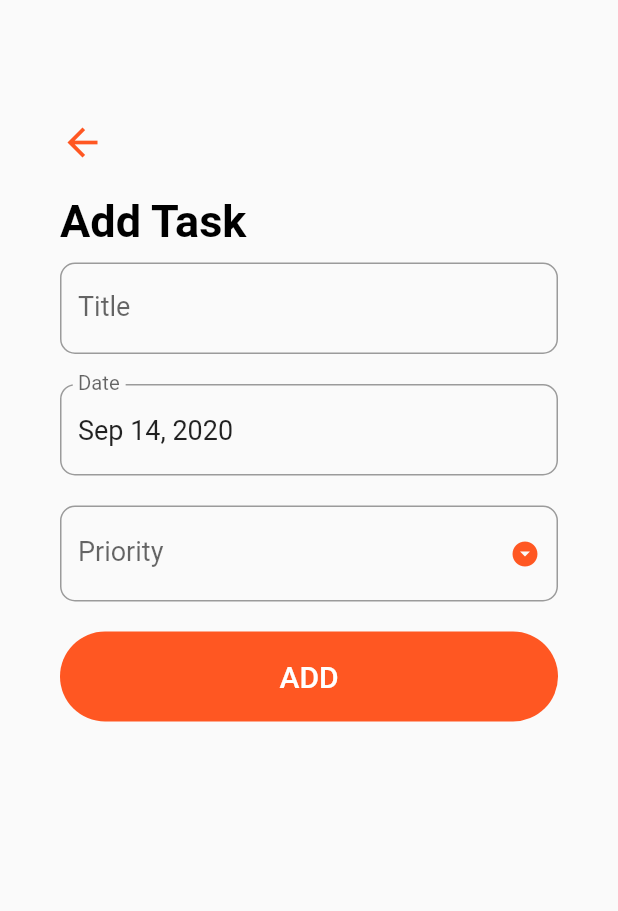
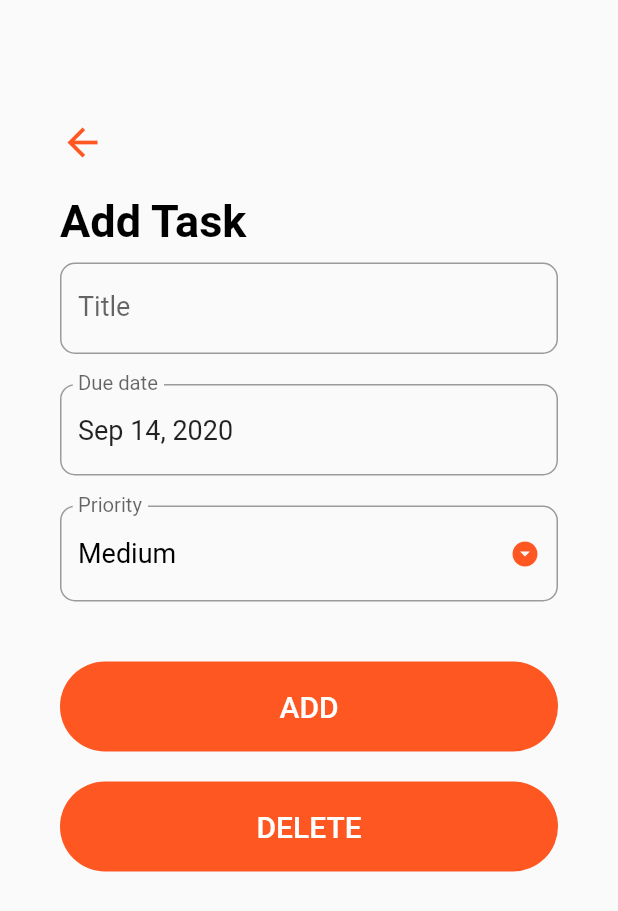
Before and after one commit to raduchiriac/tasker, a Flutter app: the screen it shows after launch, after a tap on the "add" icon, on a phone screen of 412 x 824 dp. Shown: the top 911 px of the screen. Run offline on Flutter 3.47's test engine with Material 2 defaults, Android fonts, the phone set to English and light mode, and no system bars; our stand-ins replace sqflite; accounts and stored records are empty.

Commit message:
Update the Task page and model

```diff
--- /dev/null
+++ b/lib/models/task_model.dart
@@ -0,0 +1,31 @@
+class Task {
+  int id;
+  String title;
+  DateTime date;
+  String priority;
+  int status;
+
+  Task({this.title, this.date, this.priority, this.status});
+  Task.withId({this.id, this.title, this.date, this.priority, this.status});
+
+  Map<String, dynamic> toMap() {
+    final map = Map<String, dynamic>();
+    if (id != null) {
+      map['id'] = id;
+    }
+    map['title'] = title;
+    map['date'] = date.toIso8601String();
+    map['priority'] = priority;
+    map['status'] = status;
+    return map;
+  }
+
+  factory Task.fromMap(Map<String, dynamic> map) {
+    return Task.withId(
+        id: map['id'],
+        title: map['title'],
+        date: DateTime.parse(map['date']),
+        priority: map['priority'],
+        status: map['status']);
+  }
+}
--- a/lib/screens/add_task_screen.dart
+++ b/lib/screens/add_task_screen.dart
@@ -1,7 +1,14 @@
 import 'package:flutter/material.dart';
 import 'package:intl/intl.dart';
+import 'package:tasker/helpers/db_helper.dart';
+import 'package:tasker/models/task_model.dart';
 
 class AddTaskScreen extends StatefulWidget {
+  final Function updateTaskList;
+  final Task task;
+
+  AddTaskScreen({this.updateTaskList, this.task});
+
   @override
   _AddTaskScreenState createState() => _AddTaskScreenState();
 }
@@ -9,16 +16,21 @@ class AddTaskScreen extends StatefulWidget {
 class _AddTaskScreenState extends State<AddTaskScreen> {
   final _formKey = GlobalKey<FormState>();
   String _title = '';
-  String _priority;
+  String _priority = "Medium";
   DateTime _date = DateTime.now();
   TextEditingController _dateController = TextEditingController();
 
   final DateFormat _dateFormatter = DateFormat('MMM dd, yyyy');
-  final List<String> _priorities = ['Low', 'Medium', 'High'];
+  final List<String> _priorities = ['Low', 'Medium', 'High', 'Critical'];
 
   @override
   void initState() {
     super.initState();
+    if (widget.task != null) {
+      _title = widget.task.title;
+      _date = widget.task.date;
+      _priority = widget.task.priority;
+    }
     _dateController.text = _dateFormatter.format(_date);
   }
 
@@ -46,7 +58,18 @@ class _AddTaskScreenState extends State<AddTaskScreen> {
   _submit() {
     if (_formKey.currentState.validate()) {
       _formKey.currentState.save();
-      print('$_title, $_date, $_priority');
+      // print('$_title, $_date, $_priority');
+
+      Task task = Task(title: _title, date: _date, priority: _priority);
+      if (widget.task == null) {
+        task.status = 0;
+        DBHelper.instance.insertTask(task);
+      } else {
+        task.id = widget.task.id;
+        task.status = widget.task.status;
+        DBHelper.instance.updateTask(task);
+      }
+      widget.updateTaskList();
       Navigator.pop(context);
     }
   }
@@ -69,7 +92,7 @@ class _AddTaskScreenState extends State<AddTaskScreen> {
                 ),
                 SizedBox(height: 20),
                 Text(
-                  "Add Task",
+                  widget.task == null ? "Add Task" : "Update Task",
                   style: TextStyle(
                       color: Colors.black,
                       fontSize: 30,
@@ -99,7 +122,7 @@ class _AddTaskScreenState extends State<AddTaskScreen> {
                         readOnly: true,
                         style: TextStyle(fontSize: 18),
                         decoration: InputDecoration(
-                            labelText: 'Date',
+                            labelText: 'Due date',
                             labelStyle: TextStyle(fontSize: 18),
                             border: OutlineInputBorder(
                                 borderRadius: BorderRadius.circular(10))),
@@ -134,7 +157,7 @@ class _AddTaskScreenState extends State<AddTaskScreen> {
                             });
                           }),
                       Container(
-                        margin: EdgeInsets.symmetric(vertical: 20.0),
+                        margin: EdgeInsets.fromLTRB(0.0, 40, 0.0, 20),
                         height: 60.0,
                         width: double.infinity,
                         decoration: BoxDecoration(
@@ -143,7 +166,7 @@ class _AddTaskScreenState extends State<AddTaskScreen> {
                         ),
                         child: FlatButton(
                           child: Text(
-                            "ADD",
+                            widget.task == null ? "ADD" : "UPDATE",
                             style: TextStyle(
                               color: Colors.white,
                               fontSize: 20.0,
@@ -152,6 +175,25 @@ class _AddTaskScreenState extends State<AddTaskScreen> {
                           onPressed: _submit,
                         ),
                       ),
+                      Container(
+                        margin: EdgeInsets.symmetric(vertical: 0.0),
+                        height: 60.0,
+                        width: double.infinity,
+                        decoration: BoxDecoration(
+                          color: Theme.of(context).primaryColor,
+                          borderRadius: BorderRadius.circular(30.0),
+                        ),
+                        child: FlatButton(
+                          child: Text(
+                            "DELETE",
+                            style: TextStyle(
+                              color: Colors.white,
+                              fontSize: 20.0,
+                            ),
+                          ),
+                          onPressed: _submit,
+                        ),
+                      )
                     ],
                   ),
                 ),
--- a/lib/screens/list_screen.dart
+++ b/lib/screens/list_screen.dart
@@ -1,4 +1,7 @@
 import 'package:flutter/material.dart';
+import 'package:intl/intl.dart';
+import 'package:tasker/helpers/db_helper.dart';
+import 'package:tasker/models/task_model.dart';
 import 'package:tasker/screens/add_task_screen.dart';
 
 class ListScreen extends StatefulWidget {
@@ -7,24 +10,67 @@ class ListScreen extends StatefulWidget {
 }
 
 class _ListScreenState extends State<ListScreen> {
-  Widget _createTask(int index) {
+  Future<List<Task>> _taskList;
+
+  final DateFormat _dateFormatter = DateFormat('MMM dd, yyyy');
+
+  @override
+  void initState() {
+    super.initState();
+    _updateTaskList();
+  }
+
+  _updateTaskList() {
+    setState(() {
+      _taskList = DBHelper.instance.getTaskList();
+    });
+  }
+
+  Widget _createTask(Task task) {
     return Padding(
       padding: EdgeInsets.symmetric(horizontal: 25.0),
       child: Column(
         children: [
           ListTile(
-            title: Text("Hello",
+            title: Text(task.title,
                 style: TextStyle(
-                    decoration: TextDecoration.lineThrough,
+                    decoration: task.status == 0
+                        ? TextDecoration.none
+                        : TextDecoration.lineThrough,
                     fontSize: 20,
-                    fontWeight: FontWeight.w500)),
-            subtitle: Text("Nov 11th 2020 • Low"),
+                    fontWeight:
+                        task.status == 0 ? FontWeight.w500 : FontWeight.w200)),
+            subtitle: Row(
+              children: [
+                Text(
+                  '${_dateFormatter.format(task.date)}',
+                  style: TextStyle(
+                      decoration: task.status == 0
+                          ? TextDecoration.none
+                          : TextDecoration.lineThrough),
+                ),
+                Text(' • '),
+                Text('${task.priority}',
+                    style: task.status == 0
+                        ? TextStyle(
+                            color: Colors.deepOrange,
+                          )
+                        : TextStyle(decoration: TextDecoration.lineThrough)),
+              ],
+            ),
             trailing: Checkbox(
                 onChanged: (value) {
-                  print(value);
+                  task.status = value ? 1 : 0;
+                  DBHelper.instance.updateTask(task);
+                  _updateTaskList();
                 },
                 activeColor: Theme.of(context).primaryColor,
-                value: true),
+                value: task.status == 1 ? true : false),
+            onTap: () => Navigator.push(
+                context,
+                MaterialPageRoute(
+                    builder: (_) => AddTaskScreen(
+                        updateTaskList: _updateTaskList, task: task))),
           ),
           Divider()
         ],
@@ -39,18 +85,32 @@ class _ListScreenState extends State<ListScreen> {
         backgroundColor: Theme.of(context).primaryColor,
         child: Icon(Icons.add),
         onPressed: () => Navigator.push(
-              context, MaterialPageRoute(builder: (_) => AddTaskScreen())),
+            context,
+            MaterialPageRoute(
+                builder: (_) => AddTaskScreen(
+                      updateTaskList: _updateTaskList,
+                    ))),
       ),
-        body: ListView.builder(
+      body: FutureBuilder(
+        future: _taskList,
+        builder: (context, snapshot) {
+          if (!snapshot.hasData) {
+            return Center(child: CircularProgressIndicator());
+          }
+          final int completedTaskCount = snapshot.data
+              .where((Task task) => task.status == 1)
+              .toList()
+              .length;
+          return ListView.builder(
             padding: EdgeInsets.symmetric(vertical: 70),
-          itemCount: 11,
+            itemCount: 1 + snapshot.data.length,
             itemBuilder: (BuildContext context, int index) {
               if (index == 0) {
                 return Padding(
                   padding: EdgeInsets.symmetric(horizontal: 40, vertical: 5),
-                  child: Column(
-                    crossAxisAlignment: CrossAxisAlignment.start,
-                    children: <Widget>[
+                  child: Row(
+                    mainAxisAlignment: MainAxisAlignment.spaceBetween,
+                    children: [
                       Text(
                         "My tasks",
                         style: TextStyle(
@@ -58,21 +118,25 @@ class _ListScreenState extends State<ListScreen> {
                             fontSize: 40,
                             fontWeight: FontWeight.bold),
                       ),
-                      SizedBox(
-                        height: 10,
-                      ),
-                      Text(
-                        "1 of 10",
+                      Padding(
+                        padding: const EdgeInsets.only(right: 6, top: 6),
+                        child: Text(
+                          '$completedTaskCount of ${snapshot.data.length}',
                           style: TextStyle(
                               color: Colors.grey,
-                            fontSize: 20,
+                              fontSize: 16,
                               fontWeight: FontWeight.w500),
-                      )
+                        ),
+                      ),
                     ],
-                  ));
+                  ),
+                );
               }
-            return _createTask(index);
+              return _createTask(snapshot.data[index - 1]);
             },
-        ));
+          );
+        },
+      ),
+    );
   }
 }
```
Lines whose indentation alone changed are shown as unchanged.
